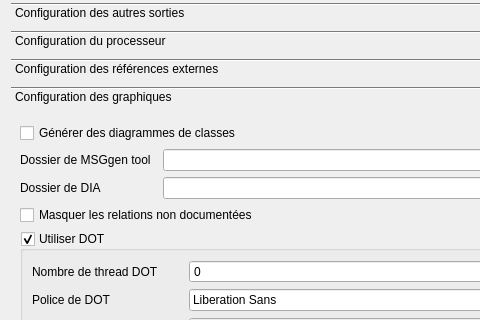
darkFrancis/ProjectManager, file projects/ProjectManager/tabs/tabdoxygen.ui: the form before one commit; both pictures show x 0 to 480 and y 177 to 497 of the 570 by 653 pixel window.
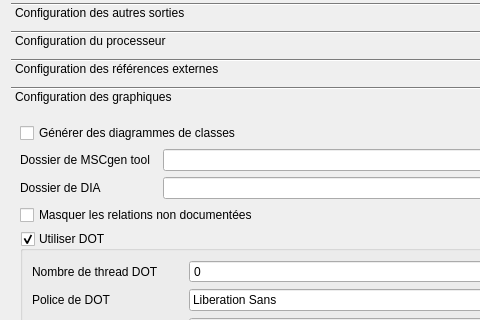
The form after the commit.

Commit message: Doxygen tab completed + code init

What changed in the file:
```diff
--- a/projects/ProjectManager/tabs/tabdoxygen.ui
+++ b/projects/ProjectManager/tabs/tabdoxygen.ui
@@ -5387,7 +5387,7 @@
           <string>MSCGEN_PATH</string>
          </property>
          <property name="text">
-          <string>Dossier de MSGgen tool</string>
+          <string>Dossier de MSCgen tool</string>
          </property>
         </widget>
        </item>
```
Left out of the diff: 20 changed lines with no effect on the pictures. The commit also changes 3 other files.
